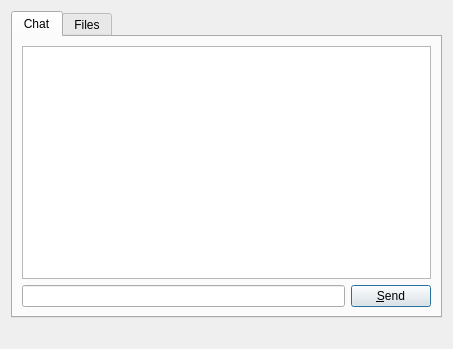
This is chatdialog.ui in shaan7/Kapotah as Qt 5 draws it before an edit. The edited form follows.
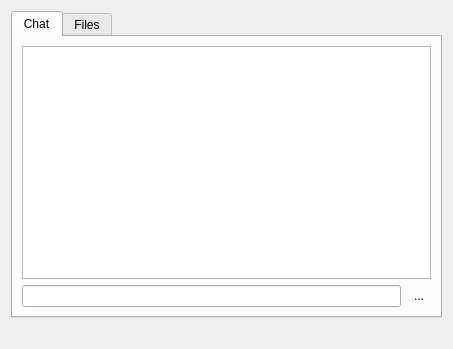
This is the edited form. Icons and pictures are not drawn.

The edit to the form file:
```diff
--- a/chatdialog.ui
+++ b/chatdialog.ui
@@ -28,14 +28,21 @@
         <widget class="QLineEdit" name="messageEdit"/>
        </item>
        <item row="1" column="1">
-        <widget class="QPushButton" name="sendButton">
+        <widget class="QToolButton" name="sendToolButton">
          <property name="text">
-          <string>&amp;Send</string>
+          <string>...</string>
          </property>
-         <property name="autoDefault">
-          <bool>true</bool>
+         <property name="icon">
+          <iconset resource="systray.qrc">
+           <normaloff>:/images/arrow-right.png</normaloff>:/images/arrow-right.png</iconset>
          </property>
-         <property name="default">
+         <property name="iconSize">
+          <size>
+           <width>30</width>
+           <height>30</height>
+          </size>
+         </property>
+         <property name="autoRaise">
           <bool>true</bool>
          </property>
         </widget>
```
Left out of the diff: 11 changed lines with no effect on the pictures.
